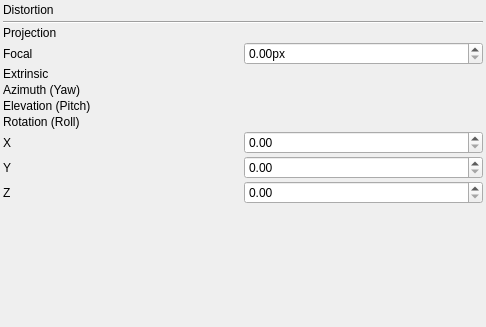
The window that utils/distortioncorrector/cameraModelParametersControlWidget.ui (NickPenkrat/corecvs) describes before a commit, drawn with Qt 5; both pictures show x 0 to 486 and y 0 to 327 of the 486 by 491 pixel window.
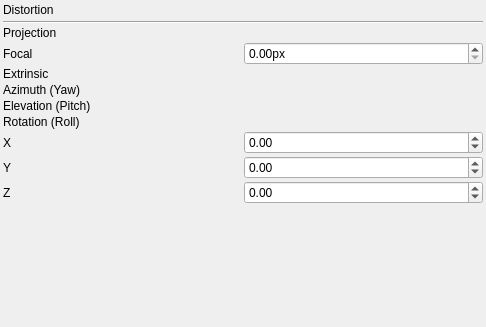
The same window after the commit. Custom widgets are drawn as their Qt base class.

```diff
--- a/utils/distortioncorrector/cameraModelParametersControlWidget.ui
+++ b/utils/distortioncorrector/cameraModelParametersControlWidget.ui
@@ -132,13 +132,34 @@
       </widget>
      </item>
      <item row="0" column="1">
-      <widget class="QDoubleSpinBox" name="doubleSpinBox_2"/>
+      <widget class="QDoubleSpinBox" name="spinBoxX">
+       <property name="minimum">
+        <double>-1000000.000000000000000</double>
+       </property>
+       <property name="maximum">
+        <double>1000000000.000000000000000</double>
+       </property>
+      </widget>
      </item>
      <item row="1" column="1">
-      <widget class="QDoubleSpinBox" name="doubleSpinBox_3"/>
+      <widget class="QDoubleSpinBox" name="spinBoxY">
+       <property name="minimum">
+        <double>-1000000.000000000000000</double>
+       </property>
+       <property name="maximum">
+        <double>1000000.000000000000000</double>
+       </property>
+      </widget>
      </item>
      <item row="2" column="1">
-      <widget class="QDoubleSpinBox" name="doubleSpinBox_4"/>
+      <widget class="QDoubleSpinBox" name="spinBoxZ">
+       <property name="minimum">
+        <double>-1000000.000000000000000</double>
+       </property>
+       <property name="maximum">
+        <double>1000000.000000000000000</double>
+       </property>
+      </widget>
      </item>
     </layout>
    </item>
```
Left out of the diff: 11 changed lines with no effect on the pictures.
